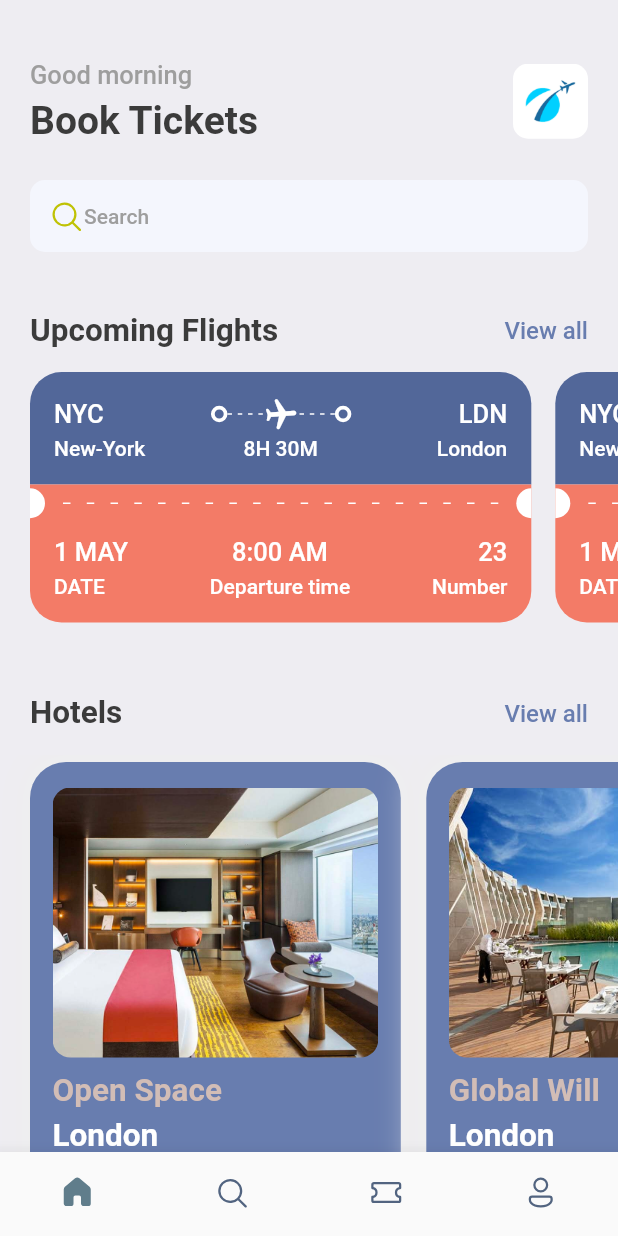
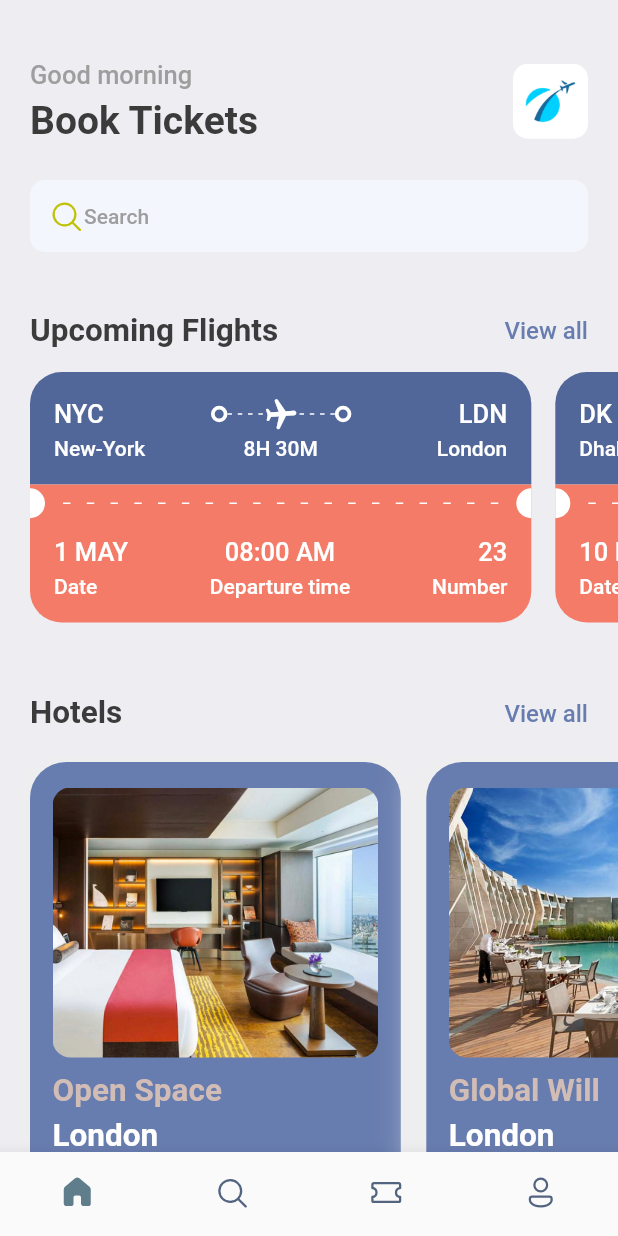
Before and after one commit to ErickPimentel/booktickets, a Flutter app: the screen it shows after launch, on a phone screen of 412 x 824 dp. Run offline on Flutter 3.47's test engine with Material 2 defaults, Android fonts, the phone set to English and light mode, and no system bars; our stand-ins replace fluentui_icons, gap.

Commit message:
feat: ticket list

```diff
--- a/lib/screens/home_screen.dart
+++ b/lib/screens/home_screen.dart
@@ -80,10 +80,7 @@ class HomeScreen extends StatelessWidget {
             scrollDirection: Axis.horizontal,
             padding: const EdgeInsets.only(left: 20),
             child: Row(
-              children: [
-                TicketView(),
-                TicketView(),
-              ],
+              children: ticketList.map((singleTicket) => TicketView(ticket: singleTicket)).toList()
             ),
           ),
           const Gap(15),
--- a/lib/screens/ticket_view.dart
+++ b/lib/screens/ticket_view.dart
@@ -6,7 +6,8 @@ import 'package:flutter/material.dart';
 import 'package:gap/gap.dart';
 
 class TicketView extends StatelessWidget {
-  const TicketView({Key? key}) : super(key: key);
+  final Map<String, dynamic> ticket;
+  const TicketView({Key? key, required this.ticket}) : super(key: key);
 
   @override
   Widget build(BuildContext context) {
@@ -28,7 +29,7 @@ class TicketView extends StatelessWidget {
                 children: [
                   Row(
                     children: [
-                      Text("NYC", style: Styles.headLineStyle3.copyWith(color: Colors.white),),
+                      Text(ticket['from']['code'], style: Styles.headLineStyle3.copyWith(color: Colors.white),),
 
                       Expanded(child: Container()),
                       ThickContainer(),
@@ -58,7 +59,7 @@ class TicketView extends StatelessWidget {
                       ThickContainer(),
                       Expanded(child: Container()),
 
-                      Text("LDN", style: Styles.headLineStyle3.copyWith(color: Colors.white),)
+                      Text(ticket['to']['code'], style: Styles.headLineStyle3.copyWith(color: Colors.white),)
                     ],
                   ),
                   const Gap(3),
@@ -66,11 +67,11 @@ class TicketView extends StatelessWidget {
                     mainAxisAlignment: MainAxisAlignment.spaceBetween,
                     children: [
                       SizedBox(
-                        width: 100, child:Text('New-York', style: Styles.headLineStyle4.copyWith(color: Colors.white),),
+                        width: 100, child:Text(ticket['from']['name'], style: Styles.headLineStyle4.copyWith(color: Colors.white),),
                       ),
-                      Text("8H 30M", style: Styles.headLineStyle4.copyWith(color: Colors.white),),
+                      Text(ticket['flying_time'], style: Styles.headLineStyle4.copyWith(color: Colors.white),),
                       SizedBox(
-                        width: 100, child:Text('London', textAlign: TextAlign.end, style: Styles.headLineStyle4.copyWith(color: Colors.white),),
+                        width: 100, child:Text(ticket['to']['name'], textAlign: TextAlign.end, style: Styles.headLineStyle4.copyWith(color: Colors.white),),
                       ),
                     ],
                   )
@@ -143,15 +144,15 @@ class TicketView extends StatelessWidget {
                       Column(
                         crossAxisAlignment: CrossAxisAlignment.start,
                         children: [
-                          Text("1 MAY", style: Styles.headLineStyle3.copyWith(color: Colors.white),),
+                          Text(ticket['date'], style: Styles.headLineStyle3.copyWith(color: Colors.white),),
                           const Gap(5),
-                          Text("DATE", style: Styles.headLineStyle4.copyWith(color: Colors.white),)
+                          Text("Date", style: Styles.headLineStyle4.copyWith(color: Colors.white),)
                         ],
                       ),
                       Column(
                         crossAxisAlignment: CrossAxisAlignment.center,
                         children: [
-                          Text("8:00 AM", style: Styles.headLineStyle3.copyWith(color: Colors.white),),
+                          Text(ticket['departure_time'], style: Styles.headLineStyle3.copyWith(color: Colors.white),),
                           const Gap(5),
                           Text("Departure time", style: Styles.headLineStyle4.copyWith(color: Colors.white),)
                         ],
@@ -159,7 +160,7 @@ class TicketView extends StatelessWidget {
                       Column(
                         crossAxisAlignment: CrossAxisAlignment.end,
                         children: [
-                          Text("23", style: Styles.headLineStyle3.copyWith(color: Colors.white),),
+                          Text(ticket['number'].toString(), style: Styles.headLineStyle3.copyWith(color: Colors.white),),
                           const Gap(5),
                           Text("Number", style: Styles.headLineStyle4.copyWith(color: Colors.white),)
                         ],
--- a/lib/utils/app_info_list.dart
+++ b/lib/utils/app_info_list.dart
@@ -18,3 +18,34 @@ List<Map<String, dynamic>> hotelList = [
     'price': 68
   },
 ];
+
+List<Map<String, dynamic>> ticketList = [
+  {
+    'from': {
+      'code':"NYC",
+      'name':"New-York"
+    },
+    'to': {
+      'code':"LDN",
+      'name':"London"
+    },
+    'flying_time': '8H 30M',
+    'date': "1 MAY",
+    'departure_time':"08:00 AM",
+    "number":23
+  },
+  {
+    'from': {
+      'code':"DK",
+      'name':"Dhaka"
+    },
+    'to': {
+      'code':"SH",
+      'name':"Shanghai"
+    },
+    'flying_time': '4H 20M',
+    'date': "10 MAY",
+    'departure_time':"09:00 AM",
+    "number":45
+  },
+];
```
